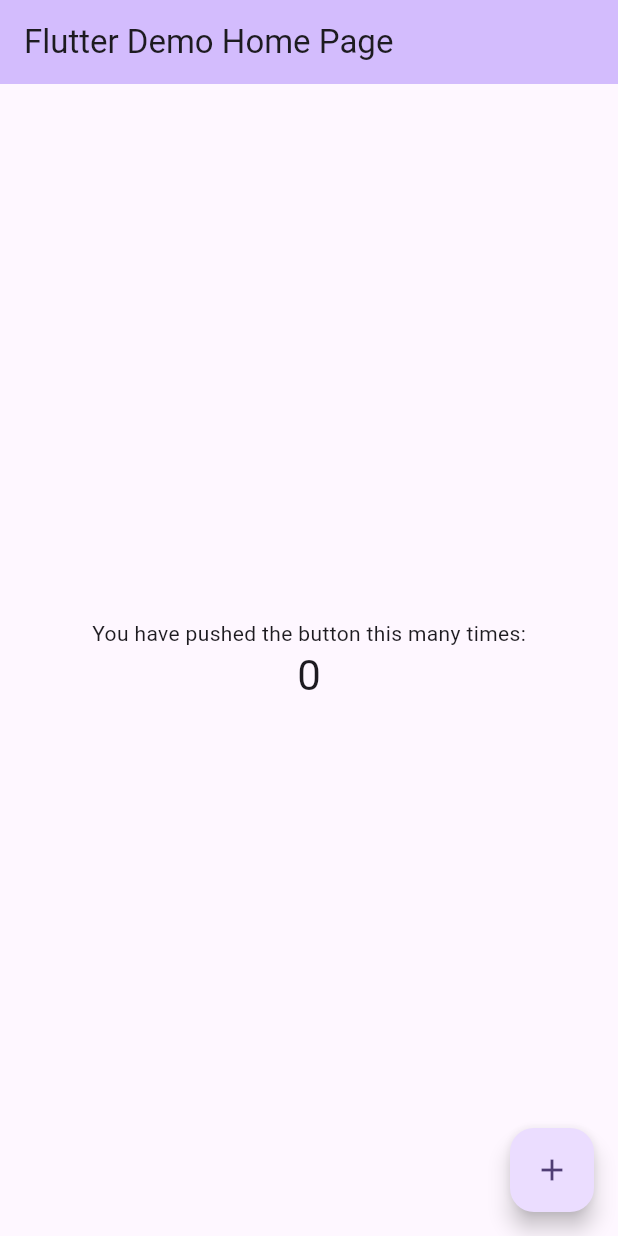
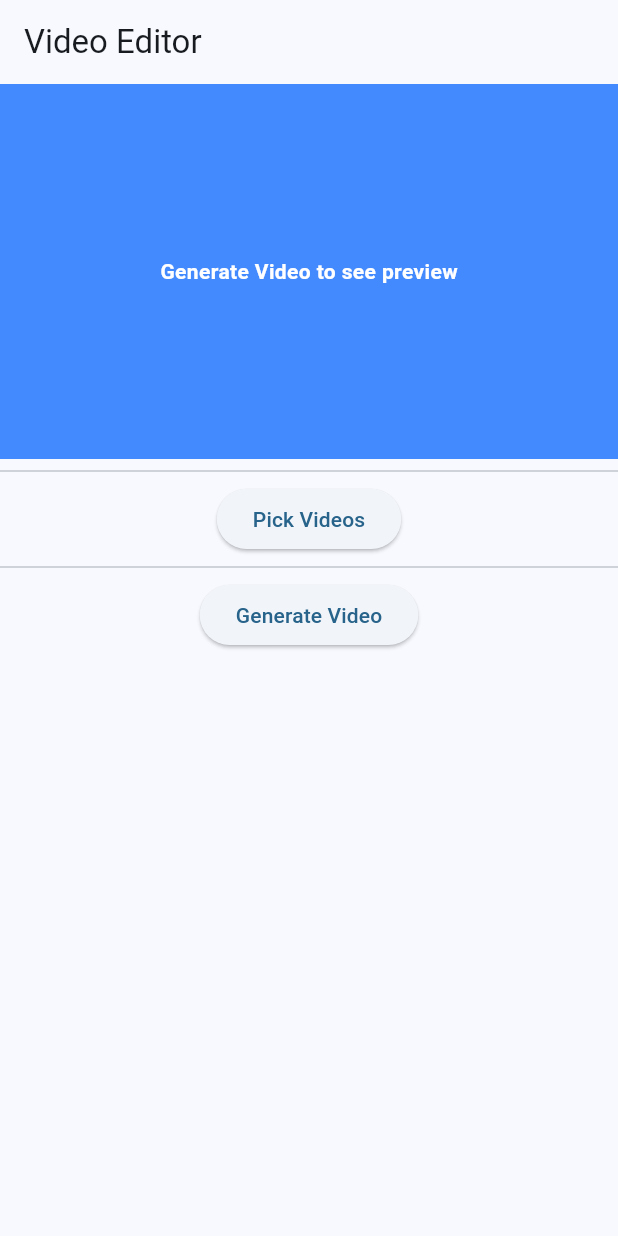
Before and after one commit to gonciuu/flutter-ffmpeg-video-generation, a Flutter app: the screen it shows after launch, on a phone screen of 412 x 824 dp. Run offline on Flutter 3.47's test engine with Material 3 defaults, Android fonts, the phone set to English and light mode, and no system bars; our stand-ins replace chewie, file_picker, flutter_hooks, freezed_annotation, hooks_riverpod, riverpod_annotation and 1 more; missing offline and left inert: ffmpeg_kit_flutter_full_gpl; generated files the repository leaves out were written again.

Commit message:
Video Editor: Add basic video concater

```diff
--- /dev/null
+++ b/lib/features/video_editor/domain/video_editor_data.dart
@@ -0,0 +1,36 @@
+import 'package:freezed_annotation/freezed_annotation.dart';
+
+part 'video_editor_data.freezed.dart';
+
+part 'video_editor_data.g.dart';
+
+@freezed
+class VideoEditorData with _$VideoEditorData {
+  const factory VideoEditorData({
+     String? outputPath,
+    required List<String> videoPaths,
+    required List<VideoTextData> videoTexts,
+  }) = _VideoEditorData;
+
+  factory VideoEditorData.fromJson(Map<String, dynamic> json) =>
+      _$VideoEditorDataFromJson(json);
+
+  const VideoEditorData._();
+
+  factory VideoEditorData.empty() =>
+      const VideoEditorData(videoPaths: [], videoTexts: []);
+}
+
+@freezed
+class VideoTextData with _$VideoTextData {
+  const factory VideoTextData({
+    required String text,
+    required int fontSize,
+    required int x,
+    required int y,
+    required String fontColor,
+  }) = _VideoTextData;
+
+  factory VideoTextData.fromJson(Map<String, dynamic> json) =>
+      _$VideoTextDataFromJson(json);
+}
--- /dev/null
+++ b/lib/features/video_editor/presentation/editor_screen.dart
@@ -0,0 +1,159 @@
+import 'dart:io';
+
+import 'package:chewie/chewie.dart';
+import 'package:ffmpeg_kit_flutter_full_gpl/ffmpeg_kit.dart';
+import 'package:ffmpeg_video_effects/features/video_editor/domain/video_editor_data.dart';
+import 'package:ffmpeg_video_effects/features/video_editor/presentation/video_editor_controller.dart';
+import 'package:file_picker/file_picker.dart';
+import 'package:flutter/cupertino.dart';
+import 'package:flutter/material.dart';
+import 'package:flutter_hooks/flutter_hooks.dart';
+import 'package:hooks_riverpod/hooks_riverpod.dart';
+import 'package:path_provider/path_provider.dart';
+import 'package:video_player/video_player.dart';
+
+class EditorScreen extends HookConsumerWidget {
+  const EditorScreen({super.key});
+
+  @override
+  Widget build(BuildContext context, WidgetRef ref) {
+    final ValueNotifier<VideoPlayerController?> controller = useState(null);
+    final ValueNotifier<ChewieController?> chewieController = useState(null);
+    final ValueNotifier<bool> isPickingVideo = useState(false);
+
+    final VideoEditorData videoEditorData =
+        ref.watch(videoEditorControllerProvider);
+
+    final VideoEditorController videoEditorController =
+        ref.read(videoEditorControllerProvider.notifier);
+
+    void initializeVideoPlayer(String videoPath) {
+      controller.value = VideoPlayerController.file(File(videoPath))
+        ..initialize().then((_) {
+          chewieController.value = ChewieController(
+            videoPlayerController: controller.value!,
+            autoPlay: true,
+            looping: false,
+          );
+        });
+    }
+
+    Future<String> getOutputPath() async {
+      final directory = await getTemporaryDirectory();
+      return '${directory.path}/output_video.mp4';
+    }
+
+    Future<void> showVideo(String cmd) async {
+      //
+      // final fadeEffectCommand = '-y -i "$inputPath" '
+      //     '-filter_complex "[0:v]split[base][blur];'
+      //     '[blur]boxblur=10,trim=duration=5,fade=out:st=4:d=1[blurred];'
+      //     '[base]trim=duration=5,fade=in:st=1:d=2[base_fade];'
+      //     '[blurred][base_fade]overlay[blurred_base];'
+      //     '[blurred_base][0:v]concat=n=2:v=1:a=0[final];'
+      //     '[final]drawtext=text=\'Sample Text\':x=(w-text_w)/2:y=(h-text_h)/2:fontsize=64:fontcolor=white[out]" '
+      //     '-map "[out]" -map 0:a -c:a copy -movflags +faststart "$outputPath"';
+      //
+      // final zoomEffectCommand =
+      //     '-y -i "$inputPath" -vf "zoompan=z=\'1+(1.4*in/300)\':x=\'70*in/300\':y=\'190*in/300\':d=1" "$outputPath"';
+
+      final outputPath = await getOutputPath();
+      await FFmpegKit.execute(cmd).then((session) async {
+        final returnCode = await session.getReturnCode();
+        debugPrint(await session.getAllLogsAsString());
+        debugPrint('FFmpeg process exited with rc $returnCode');
+        if (returnCode?.isValueSuccess() ?? false) {
+          initializeVideoPlayer(outputPath);
+        }
+      });
+    }
+
+    Future<void> pickVideoHandler() async {
+      isPickingVideo.value = true;
+      final result = await FilePicker.platform
+          .pickFiles(type: FileType.video, allowMultiple: true);
+
+      if (result != null && result.files.isNotEmpty) {
+        videoEditorController
+            .setPaths(result.files.map((e) => e.path ?? '').toList());
+      }
+      isPickingVideo.value = false;
+    }
+
+    useEffect(() {
+      return () {
+        controller.value?.dispose();
+        chewieController.value?.dispose();
+      };
+    }, []);
+
+    return Scaffold(
+      appBar: AppBar(
+        title: const Text('Video Editor'),
+      ),
+      body: SingleChildScrollView(
+        child: SafeArea(
+          child: Column(
+            children: [
+              Container(
+                  height: 250,
+                  width: double.infinity,
+                  decoration: const BoxDecoration(
+                    color: Colors.blueAccent,
+                  ),
+                  child: chewieController.value != null &&
+                          chewieController
+                              .value!.videoPlayerController.value.isInitialized
+                      ? Chewie(
+                          controller: chewieController.value!,
+                        )
+                      : const Center(
+                          child: Text("Generate Video to see preview",
+                              style: TextStyle(
+                                  color: Colors.white,
+                                  fontWeight: FontWeight.bold)))),
+              const Divider(),
+              ElevatedButton(
+                onPressed: isPickingVideo.value ? null : pickVideoHandler,
+                child: isPickingVideo.value
+                    ? const CircularProgressIndicator.adaptive()
+                    : const Text('Pick Videos'),
+              ),
+              Container(
+                constraints: const BoxConstraints(maxHeight: 200),
+                child: Scrollbar(
+                  child: ListView.builder(
+                    shrinkWrap: true,
+                    itemCount: videoEditorData.videoPaths.length,
+                    itemBuilder: (context, index) {
+                      return ListTile(
+                        title: Text(
+                            "${index + 1}. ${videoEditorData.videoPaths[index].split('/').last}"),
+                      );
+                    },
+                  ),
+                ),
+              ),
+              const Divider(),
+              ElevatedButton(
+                onPressed: ()async {
+                  debugPrint("ESSA");
+                  final outputPath = await getOutputPath();
+
+                  debugPrint(outputPath);
+
+                  final String concatCommand =
+                        await videoEditorController.concatVideos(outputPath);
+                    debugPrint(concatCommand);
+
+                    showVideo(concatCommand);
+                },
+                child: const Text('Generate Video'),
+              ),
+            ],
+          ),
+        ),
+      ),
+    );
+  }
+}
--- a/lib/main.dart
+++ b/lib/main.dart
@@ -1,4 +1,7 @@
 import 'package:flutter/material.dart';
+import 'package:hooks_riverpod/hooks_riverpod.dart';
+
+import 'features/video_editor/presentation/editor_screen.dart';
 
 void main() {
   runApp(const MyApp());
@@ -7,119 +10,17 @@ void main() {
 class MyApp extends StatelessWidget {
   const MyApp({super.key});
 
-  // This widget is the root of your application.
   @override
   Widget build(BuildContext context) {
-    return MaterialApp(
-      title: 'Flutter Demo',
-      theme: ThemeData(
-        // This is the theme of your application.
-        //
-        // TRY THIS: Try running your application with "flutter run". You'll see
-        // the application has a purple toolbar. Then, without quitting the app,
-        // try changing the seedColor in the colorScheme below to Colors.green
-        // and then invoke "hot reload" (save your changes or press the "hot
-        // reload" button in a Flutter-supported IDE, or press "r" if you used
-        // the command line to start the app).
-        //
-        // Notice that the counter didn't reset back to zero; the application
-        // state is not lost during the reload. To reset the state, use hot
-        // restart instead.
-        //
-        // This works for code too, not just values: Most code changes can be
-        // tested with just a hot reload.
-        colorScheme: ColorScheme.fromSeed(seedColor: Colors.deepPurple),
-        useMaterial3: true,
-      ),
-      home: const MyHomePage(title: 'Flutter Demo Home Page'),
+    return ProviderScope(
+      child: MaterialApp(
+          title: "Pick Video",
+          theme: ThemeData(
+            primarySwatch: Colors.lightBlue,
+            colorScheme: ColorScheme.fromSeed(seedColor: Colors.lightBlue),
+            useMaterial3: true,
+          ),
+          home: const EditorScreen()),
     );
   }
 }
-
-class MyHomePage extends StatefulWidget {
-  const MyHomePage({super.key, required this.title});
-
-  // This widget is the home page of your application. It is stateful, meaning
-  // that it has a State object (defined below) that contains fields that affect
-  // how it looks.
-
-  // This class is the configuration for the state. It holds the values (in this
-  // case the title) provided by the parent (in this case the App widget) and
-  // used by the build method of the State. Fields in a Widget subclass are
-  // always marked "final".
-
-  final String title;
-
-  @override
-  State<MyHomePage> createState() => _MyHomePageState();
-}
-
-class _MyHomePageState extends State<MyHomePage> {
-  int _counter = 0;
-
-  void _incrementCounter() {
-    setState(() {
-      // This call to setState tells the Flutter framework that something has
-      // changed in this State, which causes it to rerun the build method below
-      // so that the display can reflect the updated values. If we changed
-      // _counter without calling setState(), then the build method would not be
-      // called again, and so nothing would appear to happen.
-      _counter++;
-    });
-  }
-
-  @override
-  Widget build(BuildContext context) {
-    // This method is rerun every time setState is called, for instance as done
-    // by the _incrementCounter method above.
-    //
-    // The Flutter framework has been optimized to make rerunning build methods
-    // fast, so that you can just rebuild anything that needs updating rather
-    // than having to individually change instances of widgets.
-    return Scaffold(
-      appBar: AppBar(
-        // TRY THIS: Try changing the color here to a specific color (to
-        // Colors.amber, perhaps?) and trigger a hot reload to see the AppBar
-        // change color while the other colors stay the same.
-        backgroundColor: Theme.of(context).colorScheme.inversePrimary,
-        // Here we take the value from the MyHomePage object that was created by
-        // the App.build method, and use it to set our appbar title.
-        title: Text(widget.title),
-      ),
-      body: Center(
-        // Center is a layout widget. It takes a single child and positions it
-        // in the middle of the parent.
-        child: Column(
-          // Column is also a layout widget. It takes a list of children and
-          // arranges them vertically. By default, it sizes itself to fit its
-          // children horizontally, and tries to be as tall as its parent.
-          //
-          // Column has various properties to control how it sizes itself and
-          // how it positions its children. Here we use mainAxisAlignment to
-          // center the children vertically; the main axis here is the vertical
-          // axis because Columns are vertical (the cross axis would be
-          // horizontal).
-          //
-          // TRY THIS: Invoke "debug painting" (choose the "Toggle Debug Paint"
-          // action in the IDE, or press "p" in the console), to see the
-          // wireframe for each widget.
-          mainAxisAlignment: MainAxisAlignment.center,
-          children: <Widget>[
-            const Text(
-              'You have pushed the button this many times:',
-            ),
-            Text(
-              '$_counter',
-              style: Theme.of(context).textTheme.headlineMedium,
-            ),
-          ],
-        ),
-      ),
-      floatingActionButton: FloatingActionButton(
-        onPressed: _incrementCounter,
-        tooltip: 'Increment',
-        child: const Icon(Icons.add),
-      ), // This trailing comma makes auto-formatting nicer for build methods.
-    );
-  }
-}
```
Also changed, not shown: lib/features/video_editor/data/video_editor_repository.dart (added, +30 -0 lines), lib/features/video_editor/presentation/video_editor_controller.dart (added, +30 -0 lines), pubspec.yaml (+17 -0 lines), lib/features/video_editor/data/video_editor_repository.g.dart (added), lib/features/video_editor/domain/video_editor_data.freezed.dart (added), lib/features/video_editor/domain/video_editor_data.g.dart (added), lib/features/video_editor/presentation/video_editor_controller.g.dart (added), pubspec.lock, 6 other files.
